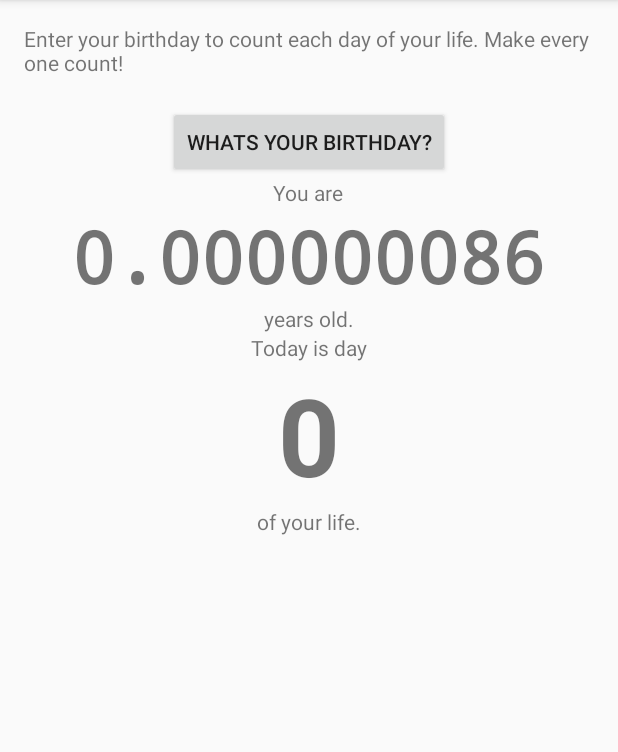
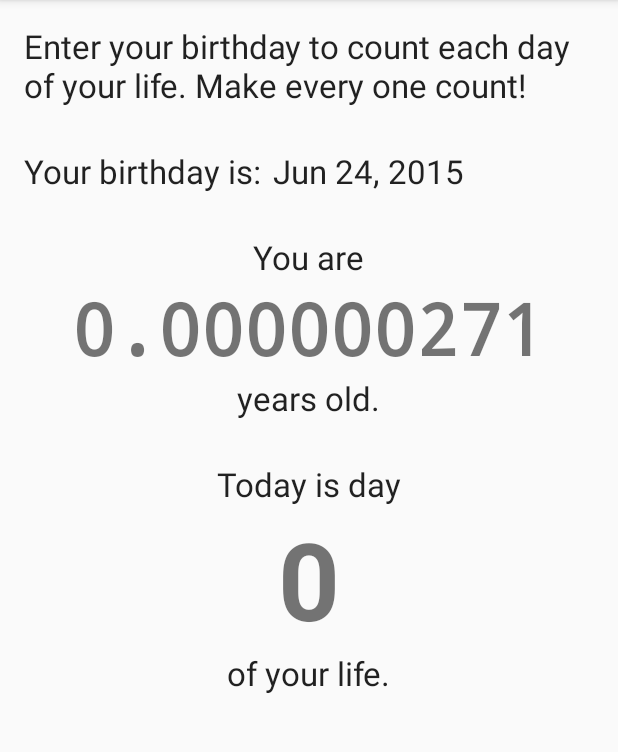
Before and after one commit to skyrien/lifeindays, an Android app: the screen it shows after launch (MainActivity), on a phone screen of 412 x 824 dp, the part 84-836 px from its top. Run offline under Robolectric (Android 15) with nearby library versions, the light colour scheme and no system bars.

Commit message:
- Added date values, and made font larger - Using a DateFormat object to get a readable date

```diff
--- a/app/src/main/java/com/skyrien/lifeindays/MainActivity.java
+++ b/app/src/main/java/com/skyrien/lifeindays/MainActivity.java
@@ -12,6 +12,7 @@ import android.view.MenuItem;
 import android.view.View;
 import android.widget.TextView;
 
+import java.text.DateFormat;
 import java.text.DecimalFormat;
 import java.text.NumberFormat;
 import java.util.Calendar;
@@ -29,8 +30,10 @@ public class MainActivity extends ActionBarActivity {
     final Calendar birthdayCalendar = Calendar.getInstance();
     TextView textviewDayCount;
     TextView textviewYears;
+    TextView textViewBirthdayValue;
     NumberFormat yearFormatter = new DecimalFormat("##0.000000000");
     NumberFormat dayFormattter = new DecimalFormat("0");
+    DateFormat dateFormatter = DateFormat.getDateInstance(DateFormat.MEDIUM);
 
     final double millisToDays = (1000 * 60 * 60 * 24);
     final double millisToYears = 1000 * 60 * 60 * 24 * 365.24;
@@ -45,8 +48,11 @@ public class MainActivity extends ActionBarActivity {
 
         textviewDayCount = (TextView) findViewById(R.id.textviewDayCount);
         textviewYears = (TextView) findViewById(R.id.textviewYears);
+        textViewBirthdayValue = (TextView) findViewById(R.id.textviewBirthdayValue);
 
-        // get initial view from saved prefs... if there.
+        // THIS SECTION SETS THE INITIAL VALUES ON THE CLASS
+        // LOADS THEM FROM SharedPreferences IF THERE
+        // ELSE SETS THEM TO CURRENT DATE
         SharedPreferences settings = getPreferences(0);
         birthYear = settings.getInt("year", 0);
         birthMonth = settings.getInt("month", 0);
@@ -58,8 +64,10 @@ public class MainActivity extends ActionBarActivity {
             birthMonth = birthdayCalendar.get(Calendar.MONTH);
             birthDay = birthdayCalendar.get(Calendar.DAY_OF_MONTH);
         }
+
         birthdayCalendar.set(birthYear, birthMonth, birthDay);
         theBirthday = birthdayCalendar.getTime();
+        textViewBirthdayValue.setText(dateFormatter.format(theBirthday));
 
         // Next, start the runnable.
         Timer myTimer = new Timer();
@@ -73,6 +81,12 @@ public class MainActivity extends ActionBarActivity {
         }
 
     public void showDatePickerDialog(View v) {
+        Log.d(TAG, "showDatePickerDialog(View v) called in MainActivity");
+        DialogFragment newFragment = new BirthdayPickerFragment();
+        newFragment.show(getFragmentManager(), "datePicker");
+    }
+
+    public void showDatePickerDialog() {
         Log.d(TAG, "showDatePickerDialog() called in MainActivity");
         DialogFragment newFragment = new BirthdayPickerFragment();
         newFragment.show(getFragmentManager(), "datePicker");
@@ -110,8 +124,7 @@ public class MainActivity extends ActionBarActivity {
 
         //noinspection SimplifiableIfStatement
         if (id == R.id.action_birthday) {
-            //showDatePickerDialog();
-
+            showDatePickerDialog();
             return true;
         }
 
@@ -145,5 +158,6 @@ public class MainActivity extends ActionBarActivity {
         birthDay = day;
         birthdayCalendar.set(year, month, day);
         theBirthday = birthdayCalendar.getTime();
+        textViewBirthdayValue.setText(dateFormatter.format(theBirthday));
     }
 }
--- a/app/src/main/res/layout/activity_main.xml
+++ b/app/src/main/res/layout/activity_main.xml
@@ -8,34 +8,47 @@
     android:gravity="center_horizontal"
     tools:context=".MainActivity">
 
-    <TextView   android:id="@+id/textviewIntro"
+    <TextView
+        android:id="@+id/textviewIntro"
         android:text="@string/textviewIntro"
+        android:textAppearance="?android:attr/textAppearanceLarge"
         android:layout_width="wrap_content"
         android:layout_height="wrap_content"
         android:layout_alignParentTop="true" />
 
-    <TextView   android:id="@+id/textviewBirthday"
+    <TextView
+        android:id="@+id/textviewBirthday"
+        android:text="@string/textviewYourBirthday"
+        android:textAppearance="?android:attr/textAppearanceLarge"
         android:layout_width="wrap_content"
         android:layout_height="wrap_content"
-                android:layout_below="@id/textviewIntro" />
+        android:layout_marginTop="28dp"
+        android:layout_below="@+id/textviewIntro"
+        android:layout_alignParentLeft="true"
+        android:layout_alignParentStart="true" />
 
-    <Button
-        android:id="@+id/birthdayPickerButton"
+    <TextView
         android:layout_width="wrap_content"
         android:layout_height="wrap_content"
-        android:text="@string/pick_date"
-        android:onClick="showDatePickerDialog"
-        android:layout_below="@id/textviewBirthday"
-        android:layout_centerHorizontal="true" />
+        android:textAppearance="?android:attr/textAppearanceLarge"
+        android:text="Large Text"
+        android:id="@+id/textviewBirthdayValue"
+        android:layout_alignBottom="@+id/textviewBirthday"
+        android:layout_toRightOf="@+id/textviewBirthday"
+        android:layout_marginLeft="8dp" />
 
-    <TextView   android:id="@+id/textviewYouAre"
+    <TextView
+        android:id="@+id/textviewYouAre"
         android:text="@string/textviewYouAre"
+        android:textAppearance="?android:attr/textAppearanceLarge"
         android:layout_width="wrap_content"
         android:layout_height="wrap_content"
-        android:layout_below="@id/birthdayPickerButton"
-        android:layout_centerHorizontal="true" />
+        android:layout_below="@+id/textviewBirthday"
+        android:layout_centerHorizontal="true"
+        android:layout_marginTop="28dp" />
 
-    <TextView   android:id="@+id/textviewYears"
+    <TextView
+        android:id="@+id/textviewYears"
         android:text="0"
         android:layout_width="wrap_content"
         android:layout_height="wrap_content"
@@ -45,21 +58,27 @@
         android:layout_centerHorizontal="true"
         android:textStyle="bold" />
 
-    <TextView   android:id="@+id/textviewYearsOld"
+    <TextView
+        android:id="@+id/textviewYearsOld"
         android:text="@string/textviewYearsOld"
+        android:textAppearance="?android:attr/textAppearanceLarge"
         android:layout_width="wrap_content"
         android:layout_height="wrap_content"
         android:layout_below="@id/textviewYears"
         android:layout_centerHorizontal="true" />
 
-    <TextView   android:id="@+id/textviewTodayIs"
+    <TextView
+        android:id="@+id/textviewTodayIs"
         android:text="@string/textviewTodayIs"
+        android:textAppearance="?android:attr/textAppearanceLarge"
         android:layout_width="wrap_content"
         android:layout_height="wrap_content"
-        android:layout_below="@id/textviewYearsOld"
-        android:layout_centerHorizontal="true"/>
+        android:layout_marginTop="28dp"
+        android:layout_below="@+id/textviewYearsOld"
+        android:layout_centerHorizontal="true" />
 
-    <TextView   android:id="@+id/textviewDayCount"
+    <TextView
+        android:id="@+id/textviewDayCount"
         android:text="@string/textviewDayCount"
         android:layout_width="wrap_content"
         android:layout_height="wrap_content"
@@ -68,8 +87,10 @@
         android:textSize="72dp"
         android:textStyle="bold" />
 
-    <TextView   android:id="@+id/textviewInLife"
+    <TextView
+        android:id="@+id/textviewInLife"
         android:text="@string/textviewInLife"
+        android:textAppearance="?android:attr/textAppearanceLarge"
         android:layout_width="wrap_content"
         android:layout_height="wrap_content"
         android:layout_below="@id/textviewDayCount"
@@ -77,4 +98,5 @@
 
 
 
+
 </RelativeLayout>
--- a/app/src/main/res/values/strings.xml
+++ b/app/src/main/res/values/strings.xml
@@ -11,4 +11,5 @@
     <string name="textviewYouAre">You are</string>
     <string name="textviewYearsOld">years old.</string>
     <string name="action_about">About...</string>
+    <string name="textviewYourBirthday">Your birthday is: </string>
 </resources>
```
Lines whose indentation alone changed are shown as unchanged.
